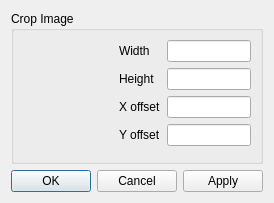
Above: src/gui/crop_dialog.ui from CervecerosCodigo/CCIMP before the change. Below: the same form after it.
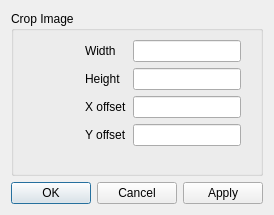
That is the form after the change.

```diff
--- a/src/gui/crop_dialog.ui
+++ b/src/gui/crop_dialog.ui
@@ -6,36 +6,38 @@
    <rect>
     <x>0</x>
     <y>0</y>
-    <width>270</width>
-    <height>203</height>
+    <width>259</width>
+    <height>202</height>
    </rect>
   </property>
   <property name="windowTitle">
    <string>Dialog</string>
   </property>
-  <layout class="QGridLayout" name="gridLayout_2">
+  <layout class="QGridLayout" name="gridLayout_4">
+   <item row="0" column="0">
+    <layout class="QGridLayout" name="gridLayout_3">
    <item row="0" column="0">
     <widget class="QGroupBox" name="groupBox">
      <property name="title">
       <string>Crop Image</string>
      </property>
+       <layout class="QGridLayout" name="gridLayout_2">
+        <item row="0" column="0">
      <layout class="QGridLayout" name="gridLayout">
       <item row="0" column="0">
-       <layout class="QHBoxLayout" name="horizontalLayout">
-        <item>
          <spacer name="horizontalSpacer">
           <property name="orientation">
            <enum>Qt::Horizontal</enum>
           </property>
           <property name="sizeHint" stdset="0">
            <size>
-            <width>120</width>
-            <height>20</height>
+              <width>28</width>
+              <height>124</height>
            </size>
           </property>
          </spacer>
         </item>
-        <item>
+          <item row="0" column="1">
          <layout class="QFormLayout" name="formLayout">
           <item row="0" column="0">
            <widget class="QLabel" name="label">
@@ -86,6 +88,22 @@
           </item>
          </layout>
         </item>
+          <item row="0" column="2">
+           <spacer name="horizontalSpacer_2">
+            <property name="orientation">
+             <enum>Qt::Horizontal</enum>
+            </property>
+            <property name="sizeType">
+             <enum>QSizePolicy::Minimum</enum>
+            </property>
+            <property name="sizeHint" stdset="0">
+             <size>
+              <width>10</width>
+              <height>20</height>
+             </size>
+            </property>
+           </spacer>
+          </item>
        </layout>
       </item>
      </layout>
@@ -101,6 +119,8 @@
       <set>QDialogButtonBox::Apply|QDialogButtonBox::Cancel|QDialogButtonBox::Ok</set>
      </property>
     </widget>
+     </item>
+    </layout>
    </item>
   </layout>
  </widget>
```
Left out of the diff: 1 changed line with no effect on the pictures. Lines whose indentation alone changed are shown as unchanged.
